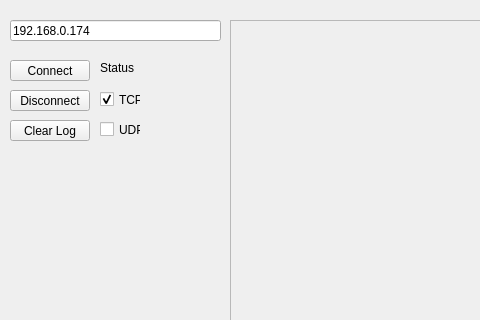
Old version of the form VideoBenchmark/mainwindow.ui in the repository happly-steve/VideoBenchmark; both pictures show x 0 to 480 and y 0 to 320 of the 800 by 600 pixel window.
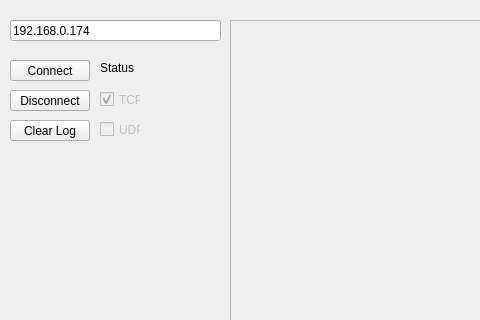
New version of the form.

```diff
--- a/VideoBenchmark/mainwindow.ui
+++ b/VideoBenchmark/mainwindow.ui
@@ -119,6 +119,9 @@
     </property>
    </widget>
    <widget class="QCheckBox" name="checkTcp">
+    <property name="enabled">
+     <bool>false</bool>
+    </property>
     <property name="geometry">
      <rect>
       <x>100</x>
@@ -130,6 +133,9 @@
     <property name="text">
      <string>TCP</string>
     </property>
+    <property name="checkable">
+     <bool>true</bool>
+    </property>
     <property name="checked">
      <bool>true</bool>
     </property>
@@ -138,6 +144,9 @@
     </property>
    </widget>
    <widget class="QCheckBox" name="checkUdp">
+    <property name="enabled">
+     <bool>false</bool>
+    </property>
     <property name="geometry">
      <rect>
       <x>100</x>
```
